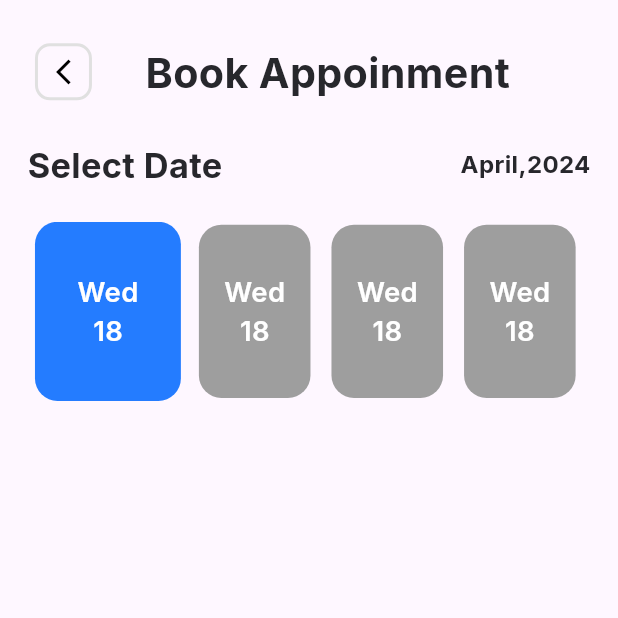
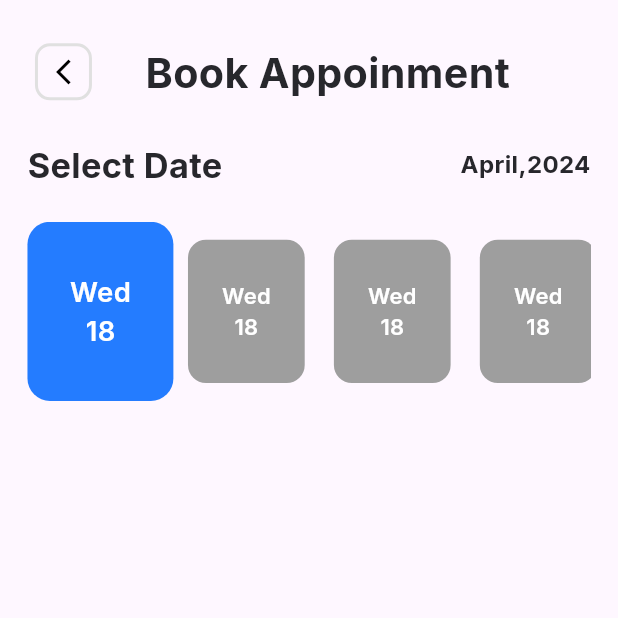
Before and after one commit to seiftarek10/clinic_square, a Flutter app: the BookAppoinmentView screen opened by its route, on a phone screen of 412 x 824 dp, the top half of it. Run offline on Flutter 3.47's test engine with Material 3 defaults, Android fonts, the phone set to English and light mode, and no system bars; our stand-ins replace eva_icons_flutter, flutter_screenutil, font_awesome_flutter, go_router, google_fonts.

Commit message:
change animation way with day container

```diff
--- a/lib/Features/Doctor Consultation/Presentaion/View/Widgets/avaliable_doctor_days.dart
+++ b/lib/Features/Doctor Consultation/Presentaion/View/Widgets/avaliable_doctor_days.dart
@@ -23,9 +23,7 @@ class _AvaliableDoctorDaysListState extends State<AvaliableDoctorDaysList> {
           physics: const BouncingScrollPhysics(),
           itemCount: 20,
           itemBuilder: (BuildContext context, int index) {
-            return Padding(
-                padding: const EdgeInsets.symmetric(horizontal: 5),
-                child: GestureDetector(
+            return GestureDetector(
               onTap: () {
                 setState(() {
                   _selecedIndex = index;
@@ -35,7 +33,7 @@ class _AvaliableDoctorDaysListState extends State<AvaliableDoctorDaysList> {
                 index: index,
                 selectedIndex: _selecedIndex,
               ),
-                ));
+            );
           }),
     );
   }
--- a/lib/Features/Doctor Consultation/Presentaion/View/Widgets/day_container.dart
+++ b/lib/Features/Doctor Consultation/Presentaion/View/Widgets/day_container.dart
@@ -11,12 +11,11 @@ class DayContainer extends StatelessWidget {
   final int index, selectedIndex;
   @override
   Widget build(BuildContext context) {
-    return AnimatedContainer(
-      duration: const Duration(milliseconds: 300),
-      curve:  Curves.easeOutQuint,
-      margin: selectedIndex==index?EdgeInsets.zero:const EdgeInsets.all(2),
-      width: selectedIndex==index? 85.w :65.w,
-      height: selectedIndex==index? 70.h:51.h,
+    return AnimatedScale(
+      duration: const Duration(milliseconds: 200),
+      scale: selectedIndex==index?1:0.8,
+      child: Container(
+        width: 85.w,
         decoration: BoxDecoration(
             color: selectedIndex==index? AppColors.mainBlue:AppColors.middleGrey,
             borderRadius: BorderRadius.circular(15)),
@@ -30,6 +29,8 @@ class DayContainer extends StatelessWidget {
             )
           ],
         ),
+      ),
     );
+
   }
 }
```
Lines whose indentation alone changed are shown as unchanged.
